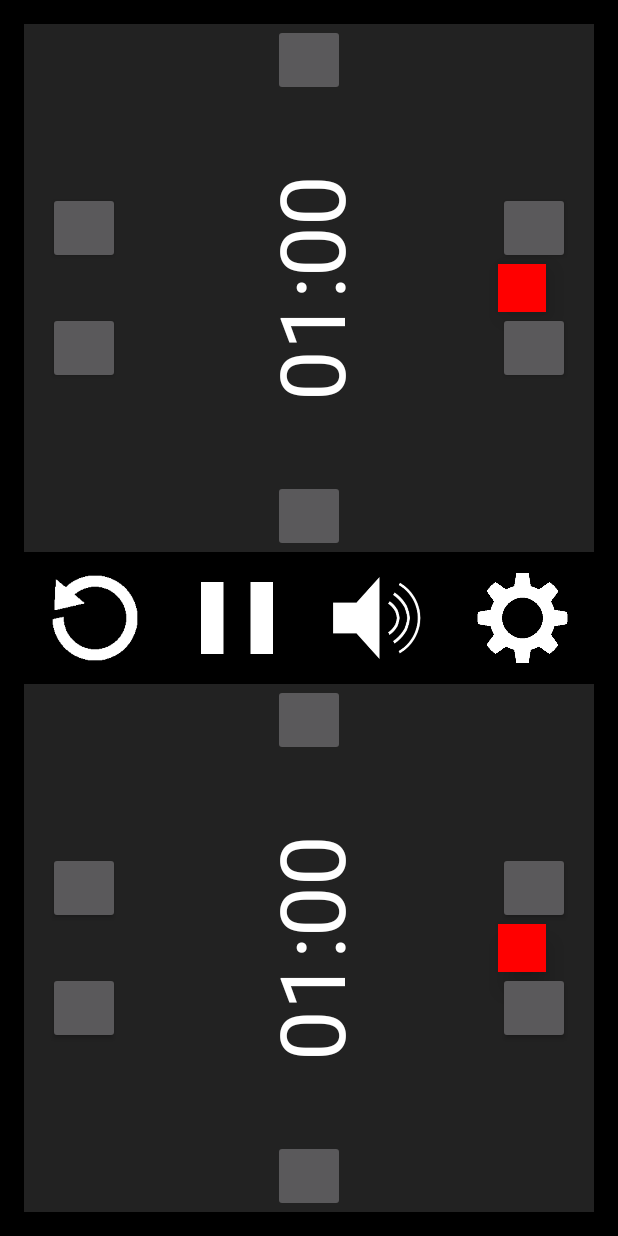
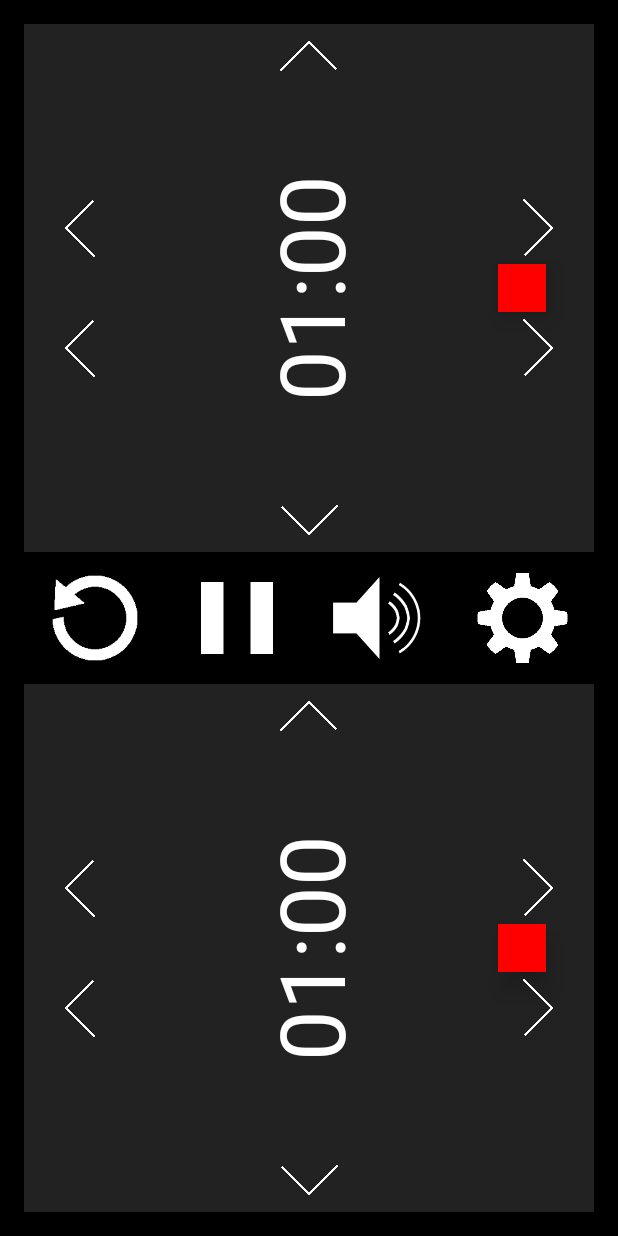
Before and after one commit to jmagine/ChessClock, an Android app: the layout activity_main.xml on its own in the app's theme, with its tools: preview values and no code run, on a phone screen of 412 x 824 dp. Run offline under Robolectric (Android 15) with nearby library versions, the phone set to English and light mode, and no system bars.

Commit message:
added images and rotations for edit time arrows

```diff
--- a/app/src/main/java/com/example/android/chessclock/MainActivity.java
+++ b/app/src/main/java/com/example/android/chessclock/MainActivity.java
@@ -27,17 +27,17 @@ public class MainActivity extends AppCompatActivity implements View.OnTouchListe
   MediaPlayer mp1;
   MediaPlayer mp2;
 
-  Button[] editTimeButtons;
+  ImageView[] editTimeButtons;
   Button topButton;
   Button bottomButton;
   ImageView controlButton1;
   ImageView controlButton2;
   ImageView soundButton;
   ImageView settingsButton;
-  Button topEditTimeModeUp;
-  Button topEditTimeModeDown;
-  Button bottomEditTimeModeUp;
-  Button bottomEditTimeModeDown;
+  ImageView topEditTimeModeUp;
+  ImageView topEditTimeModeDown;
+  ImageView bottomEditTimeModeUp;
+  ImageView bottomEditTimeModeDown;
   ImageView topFirstFlag;
   ImageView bottomFirstFlag;
   TextView topTimeTV;
@@ -100,7 +100,7 @@ public class MainActivity extends AppCompatActivity implements View.OnTouchListe
     mp2 = MediaPlayer.create(this, R.raw.tick);
 
     //Initialize all the ui elements and set listeners
-    editTimeButtons = new Button[8];
+    editTimeButtons = new ImageView[8];
     topTimeTV = (TextView) findViewById(R.id.topTime);
     bottomTimeTV = (TextView) findViewById(R.id.bottomTime);
     topFirstFlag = (ImageView) findViewById(R.id.topFirstFlag);
@@ -111,18 +111,18 @@ public class MainActivity extends AppCompatActivity implements View.OnTouchListe
     controlButton2 = (ImageView) findViewById(R.id.controlButton2);
     soundButton = (ImageView) findViewById(R.id.soundButton);
     settingsButton = (ImageView) findViewById(R.id.settingsButton);
-    topEditTimeModeUp = (Button) findViewById(R.id.topEditTimeModeUp);
-    topEditTimeModeDown = (Button) findViewById(R.id.topEditTimeModeDown);
-    bottomEditTimeModeUp = (Button) findViewById(R.id.bottomEditTimeModeUp);
-    bottomEditTimeModeDown = (Button) findViewById(R.id.bottomEditTimeModeDown);
-    editTimeButtons[0] = (Button) findViewById(R.id.editTimeTop1Up);
-    editTimeButtons[1] = (Button) findViewById(R.id.editTimeTop2Up);
-    editTimeButtons[2] = (Button) findViewById(R.id.editTimeBottom1Up);
-    editTimeButtons[3] = (Button) findViewById(R.id.editTimeBottom2Up);
-    editTimeButtons[4] = (Button) findViewById(R.id.editTimeTop1Down);
-    editTimeButtons[5] = (Button) findViewById(R.id.editTimeTop2Down);
-    editTimeButtons[6] = (Button) findViewById(R.id.editTimeBottom1Down);
-    editTimeButtons[7] = (Button) findViewById(R.id.editTimeBottom2Down);
+    topEditTimeModeUp = (ImageView) findViewById(R.id.topEditTimeModeUp);
+    topEditTimeModeDown = (ImageView) findViewById(R.id.topEditTimeModeDown);
+    bottomEditTimeModeUp = (ImageView) findViewById(R.id.bottomEditTimeModeUp);
+    bottomEditTimeModeDown = (ImageView) findViewById(R.id.bottomEditTimeModeDown);
+    editTimeButtons[0] = (ImageView) findViewById(R.id.editTimeTop1Up);
+    editTimeButtons[1] = (ImageView) findViewById(R.id.editTimeTop2Up);
+    editTimeButtons[2] = (ImageView) findViewById(R.id.editTimeBottom1Up);
+    editTimeButtons[3] = (ImageView) findViewById(R.id.editTimeBottom2Up);
+    editTimeButtons[4] = (ImageView) findViewById(R.id.editTimeTop1Down);
+    editTimeButtons[5] = (ImageView) findViewById(R.id.editTimeTop2Down);
+    editTimeButtons[6] = (ImageView) findViewById(R.id.editTimeBottom1Down);
+    editTimeButtons[7] = (ImageView) findViewById(R.id.editTimeBottom2Down);
 
     topButton.setOnTouchListener(this);
     bottomButton.setOnTouchListener(this);
--- a/app/src/main/res/layout/activity_main.xml
+++ b/app/src/main/res/layout/activity_main.xml
@@ -52,52 +52,31 @@
         android:orientation="vertical"
         android:gravity="center"
         android:elevation="10dp">
-        <Button
+        <ImageView
           android:id="@+id/editTimeTop1Up"
           android:layout_width="48dp"
           android:layout_height="48dp"
-          android:layout_margin="16dp"/>
-        <Button
+          android:layout_margin="16dp"
+          android:src="@drawable/downarrow"
+          android:rotation="90"/>
+
+        <ImageView
           android:id="@+id/editTimeTop2Up"
           android:layout_width="48dp"
           android:layout_height="48dp"
-          android:layout_margin="16dp"/>
+          android:layout_margin="16dp"
+          android:src="@drawable/downarrow"
+          android:rotation="90"/>
       </LinearLayout>
 
-      <LinearLayout
-        android:layout_width="wrap_content"
-        android:layout_height="match_parent"
-        android:orientation="vertical"
-        android:gravity="center"
-        android:layout_alignParentRight="true"
-        android:layout_alignParentEnd="true"
-        android:elevation="10dp">
-        <Button
-          android:id="@+id/editTimeTop1Down"
-          android:layout_width="48dp"
-          android:layout_height="48dp"
-          android:layout_margin="16dp"/>
-        <Button
-          android:id="@+id/editTimeTop2Down"
-          android:layout_width="48dp"
-          android:layout_height="48dp"
-          android:layout_margin="16dp"/>
-      </LinearLayout>
-
-      <Button
-        android:id="@+id/topEditTimeModeDown"
-        android:layout_width="48dp"
-        android:layout_height="48dp"
-        android:layout_centerHorizontal="true"
-        android:elevation="10dp"/>
-
-      <Button
+      <ImageView
         android:id="@+id/topEditTimeModeUp"
         android:layout_width="48dp"
         android:layout_height="48dp"
         android:layout_centerHorizontal="true"
         android:layout_alignParentBottom="true"
-        android:elevation="10dp"/>
+        android:elevation="10dp"
+        android:src="@drawable/downarrow"/>
 
       <ImageView
         android:id="@+id/topFirstFlag"
@@ -109,6 +88,44 @@
         android:layout_alignParentEnd="true"
         android:elevation="10dp"
         android:background="#ff0000"/>
+
+      <ImageView
+        android:id="@+id/topEditTimeModeDown"
+        android:layout_width="48dp"
+        android:layout_height="48dp"
+        android:elevation="10dp"
+        android:src="@drawable/downarrow"
+        android:rotation="180"
+        android:layout_alignParentTop="true"
+        android:layout_alignLeft="@+id/topEditTimeModeUp"
+        android:layout_alignStart="@+id/topEditTimeModeUp"/>
+
+      <LinearLayout
+        android:layout_width="wrap_content"
+        android:layout_height="match_parent"
+        android:orientation="vertical"
+        android:gravity="center"
+        android:elevation="10dp"
+        android:layout_alignParentTop="true"
+        android:layout_alignParentRight="true"
+        android:layout_alignParentEnd="true">
+
+        <ImageView
+          android:id="@+id/editTimeTop1Down"
+          android:layout_width="48dp"
+          android:layout_height="48dp"
+          android:layout_margin="16dp"
+          android:src="@drawable/downarrow"
+          android:rotation="-90"/>
+
+        <ImageView
+          android:id="@+id/editTimeTop2Down"
+          android:layout_width="48dp"
+          android:layout_height="48dp"
+          android:layout_margin="16dp"
+          android:src="@drawable/downarrow"
+          android:rotation="-90"/>
+      </LinearLayout>
 
     </RelativeLayout>
 
@@ -168,16 +185,20 @@
         android:orientation="vertical"
         android:gravity="center"
         android:elevation="10dp">
-        <Button
+        <ImageView
           android:id="@+id/editTimeBottom1Up"
           android:layout_width="48dp"
           android:layout_height="48dp"
-          android:layout_margin="16dp"/>
-        <Button
+          android:layout_margin="16dp"
+          android:src="@drawable/downarrow"
+          android:rotation="90"/>
+        <ImageView
           android:id="@+id/editTimeBottom2Up"
           android:layout_width="48dp"
           android:layout_height="48dp"
-          android:layout_margin="16dp"/>
+          android:layout_margin="16dp"
+          android:src="@drawable/downarrow"
+          android:rotation="90"/>
       </LinearLayout>
 
       <LinearLayout
@@ -188,16 +209,20 @@
         android:layout_alignParentRight="true"
         android:layout_alignParentEnd="true"
         android:elevation="10dp">
-        <Button
+        <ImageView
           android:id="@+id/editTimeBottom1Down"
           android:layout_width="48dp"
           android:layout_height="48dp"
-          android:layout_margin="16dp"/>
-        <Button
+          android:layout_margin="16dp"
+          android:src="@drawable/downarrow"
+          android:rotation="-90"/>
+        <ImageView
           android:id="@+id/editTimeBottom2Down"
           android:layout_width="48dp"
           android:layout_height="48dp"
-          android:layout_margin="16dp"/>
+          android:layout_margin="16dp"
+          android:src="@drawable/downarrow"
+          android:rotation="-90"/>
       </LinearLayout>
 
       <TextView
@@ -213,16 +238,6 @@
         android:layout_centerVertical="true"
         android:layout_centerHorizontal="true"/>
 
-      <Button
-        android:id="@+id/bottomButton"
-        android:layout_width="match_parent"
-        android:layout_height="match_parent"
-        android:background="#222"
-        android:alpha="1"
-        android:layout_alignParentTop="true"
-        android:layout_alignParentLeft="true"
-        android:layout_alignParentStart="true"/>
-
       <ImageView
         android:id="@+id/bottomFirstFlag"
         android:layout_width="32dp"
@@ -234,20 +249,34 @@
         android:elevation="10dp"
         android:background="#ff0000"/>
 
-      <Button
+      <ImageView
         android:id="@+id/bottomEditTimeModeDown"
         android:layout_width="48dp"
         android:layout_height="48dp"
         android:layout_centerHorizontal="true"
-        android:elevation="10dp"/>
+        android:elevation="10dp"
+        android:src="@drawable/downarrow"
+        android:rotation="180"/>
 
-      <Button
+      <ImageView
         android:id="@+id/bottomEditTimeModeUp"
         android:layout_width="48dp"
         android:layout_height="48dp"
         android:layout_centerHorizontal="true"
         android:layout_alignParentBottom="true"
-        android:elevation="10dp"/>
+        android:elevation="10dp"
+        android:src="@drawable/downarrow"
+        android:rotation="0"/>
+
+      <Button
+        android:id="@+id/bottomButton"
+        android:layout_width="match_parent"
+        android:layout_height="match_parent"
+        android:background="#222"
+        android:alpha="1"
+        android:layout_alignParentTop="true"
+        android:layout_alignParentLeft="true"
+        android:layout_alignParentStart="true"/>
 
     </RelativeLayout>
 
```
Also changed, not shown: app/src/main/res/drawable/downarrow.png (added).
